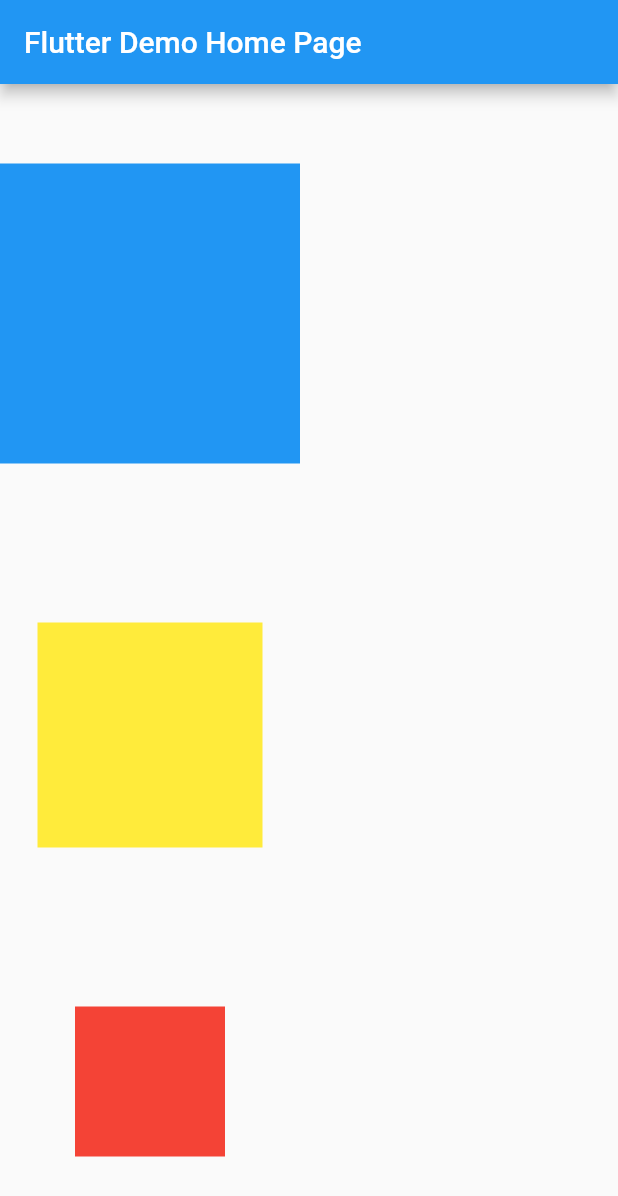
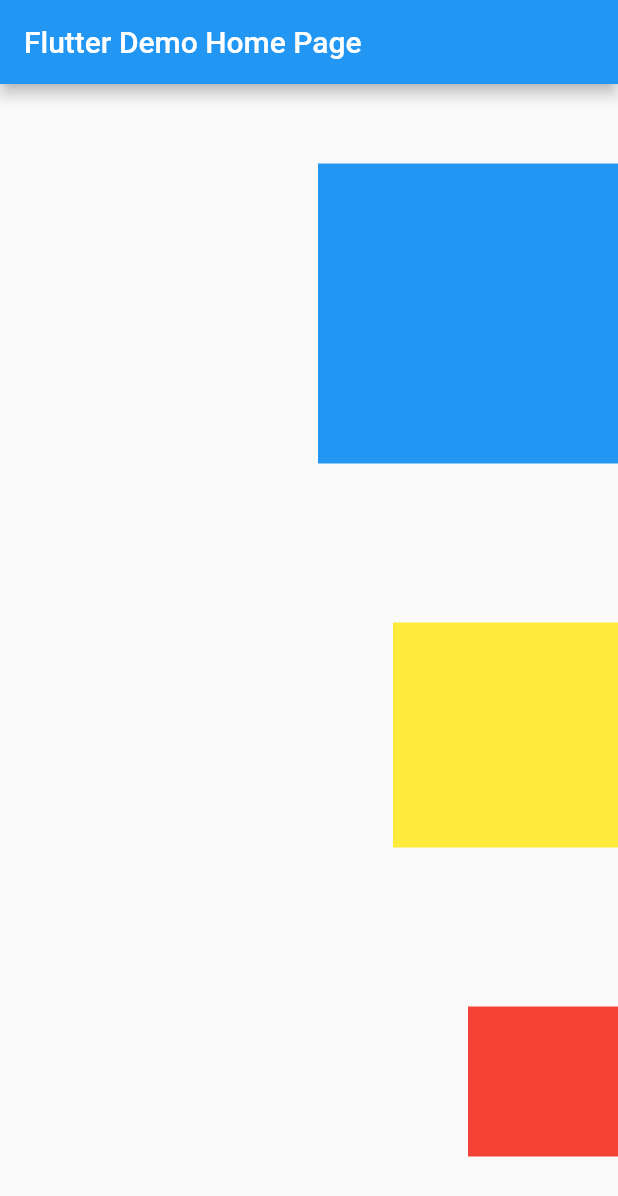
Before and after one commit to haruharu3220/Flutter_practice01, a Flutter app: the screen it shows after launch, on a phone screen of 412 x 824 dp. Shown: the top 1196 px of the screen. Run offline on Flutter 3.47's test engine with Material 2 defaults, Android fonts, the phone set to English and light mode, and no system bars.

Commit message:
配置は上位のオブジェクトのプロパティで設定するイメージ

```diff
--- a/lib/main.dart
+++ b/lib/main.dart
@@ -45,8 +45,11 @@ class _MyHomePageState extends State<MyHomePage> {
       appBar: AppBar(
         title: Text(widget.title),
       ),
-      body: Column(
+      body: Align(
+        alignment: Alignment.bottomRight,
+        child: Column(
           mainAxisAlignment: MainAxisAlignment.spaceAround,
+          crossAxisAlignment: CrossAxisAlignment.end,
           children: <Widget>[
             Container(
               color:Colors.blue,
@@ -65,6 +68,7 @@ class _MyHomePageState extends State<MyHomePage> {
             ),
           ],
         ),
+      ),
     );
   }
 }
```
Lines whose indentation alone changed are shown as unchanged.
